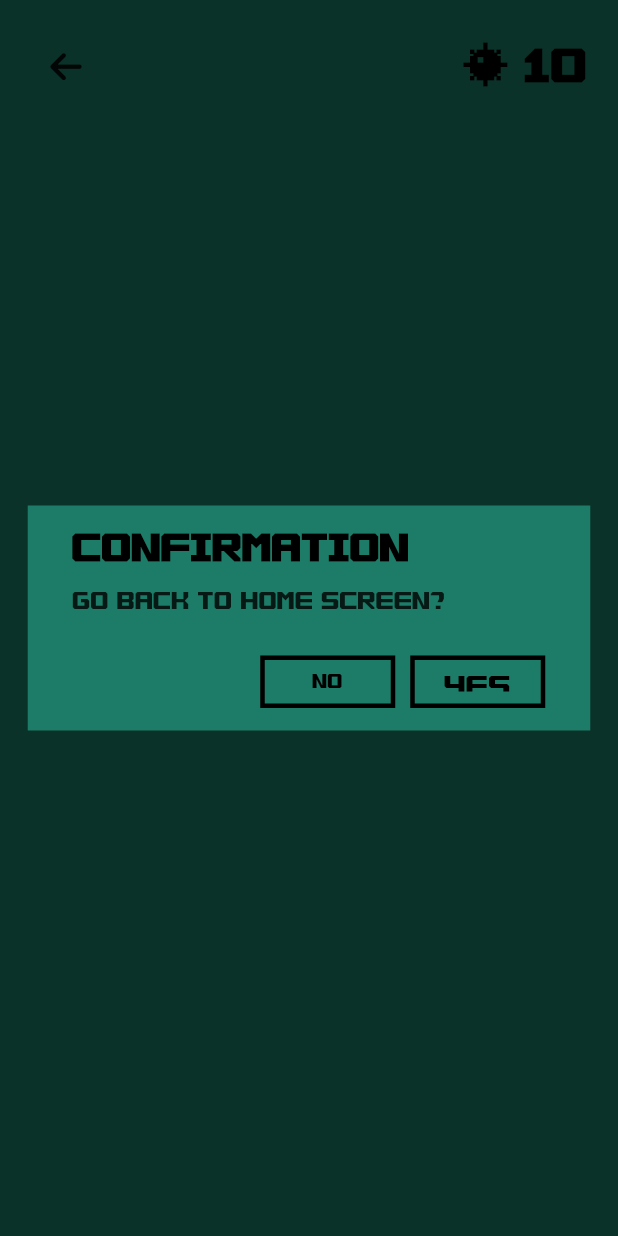
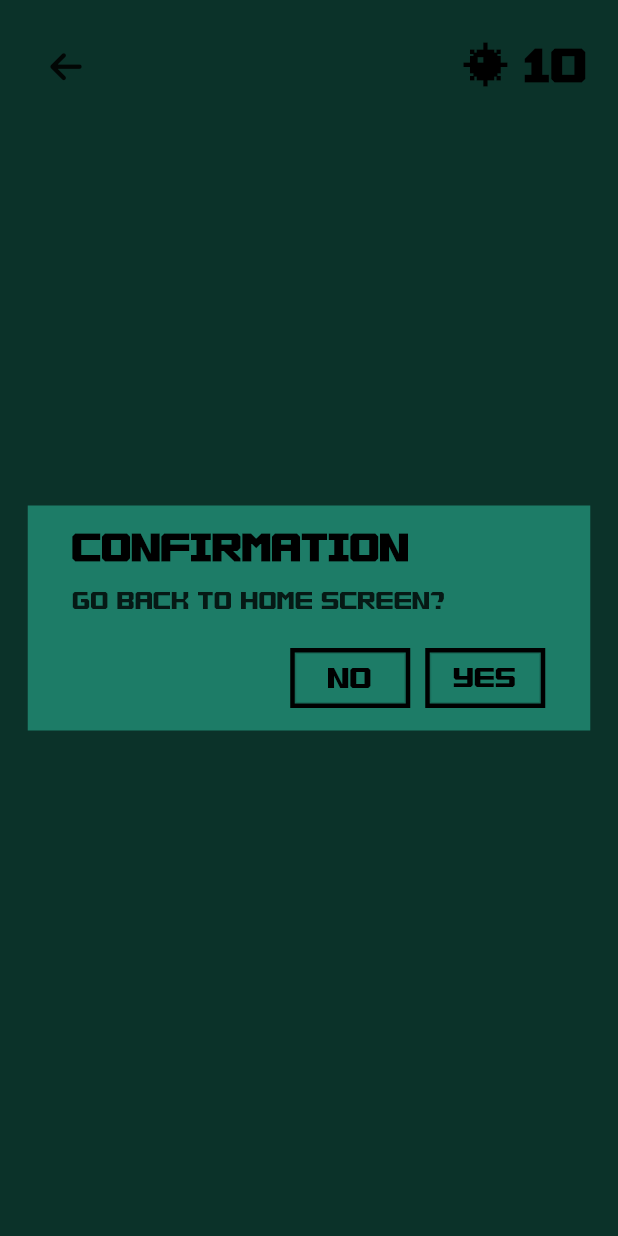
Before and after one commit to samueljml/minesweeper, a Flutter app: the Game screen opened by its route, after a tap on an icon or button, on a phone screen of 412 x 824 dp. Run offline on Flutter 3.47's test engine with Material 2 defaults, Android fonts, the phone set to English and light mode, and no system bars; our stand-ins replace font_awesome_flutter, get.

Commit message:
Update confirmation button fit

```diff
--- a/lib/app/modules/game/page.dart
+++ b/lib/app/modules/game/page.dart
@@ -52,16 +52,19 @@
                     children: [
                       Container(
                         decoration: BoxDecoration(border: Border.all(width: 3)),
-                        padding: const EdgeInsets.symmetric(horizontal: 10),
-                        height: 35,
-                        child: TextButton(
-                          onPressed: () {
-                            Get.back();
-                          },
+                        height: 40,
+                        width: 80,
+                        child: OutlinedButton(
                           child: FittedBox(
                             fit: BoxFit.fill,
                             child: Text("no".tr,
                                 style: Theme.of(context).textTheme.headline6),
+                          ),
+                          onPressed: () => Get.back(),
+                          style: OutlinedButton.styleFrom(
+                            primary: Colors.black,
+                            shape: const RoundedRectangleBorder(
+                                borderRadius: BorderRadius.all(Radius.zero)),
                           ),
                         ),
                       ),
@@ -69,17 +72,23 @@
                         width: 10,
                       ),
                       Container(
-                          decoration:
-                              BoxDecoration(border: Border.all(width: 3)),
-                          padding: const EdgeInsets.symmetric(horizontal: 10),
-                          height: 35,
-                          child: TextButton(
-                            onPressed: () {
-                              Get.toNamed("/home");
-                            },
+                        decoration: BoxDecoration(border: Border.all(width: 3)),
+                        height: 40,
+                        width: 80,
+                        child: OutlinedButton(
+                          child: FittedBox(
+                            fit: BoxFit.fill,
                             child: Text("yes".tr,
                                 style: Theme.of(context).textTheme.headline6),
-                          )),
+                          ),
+                          onPressed: () => Get.toNamed("/home"),
+                          style: OutlinedButton.styleFrom(
+                            primary: Colors.black,
+                            shape: const RoundedRectangleBorder(
+                                borderRadius: BorderRadius.all(Radius.zero)),
+                          ),
+                        ),
+                      ),
                     ],
                   )
                 ],
--- a/lib/app/modules/home/page.dart
+++ b/lib/app/modules/home/page.dart
@@ -190,7 +190,6 @@ class Home extends GetView<HomeController> {
                           },
                           style: OutlinedButton.styleFrom(
                             primary: Colors.black,
-                            onSurface: Colors.red,
                             shape: const RoundedRectangleBorder(
                                 borderRadius: BorderRadius.all(Radius.zero)),
                           ),
```
